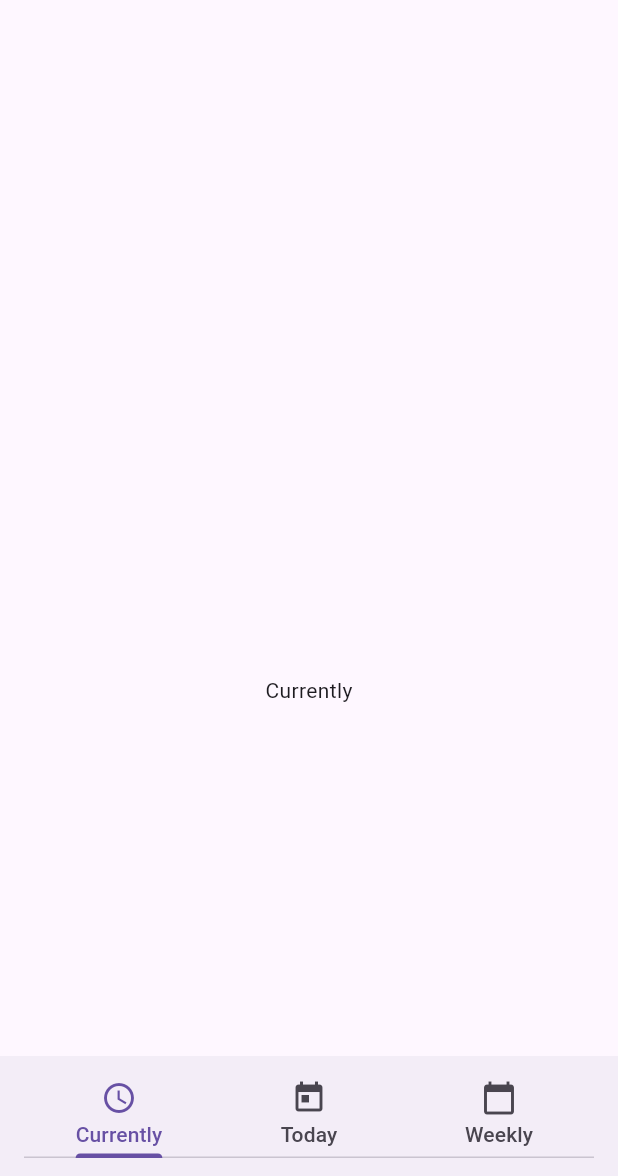
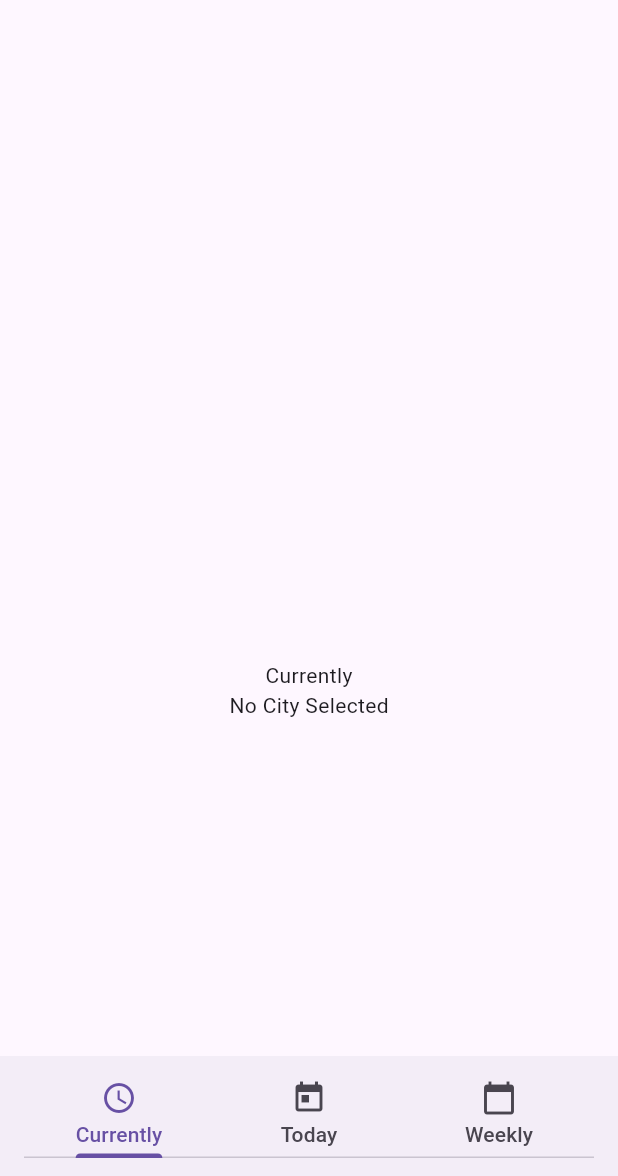
Before and after one commit to Balbeck/Mobile-Dart-Flutter, a Flutter app: the screen it shows after launch, on a phone screen of 412 x 824 dp, the part 60-1236 px from its top. Run offline on Flutter 3.47's test engine with Material 3 defaults, Android fonts, the phone set to English and light mode, and no system bars; our stand-ins replace geolocator, math_expressions.

Commit message:
feat: updates

```diff
--- a/mobileModule02/medium_weather_app/lib/main.dart
+++ b/mobileModule02/medium_weather_app/lib/main.dart
@@ -26,7 +26,7 @@ class Home extends StatefulWidget {
 }
 
 class _HomeState extends State<Home> {
-  String city = '';
+  String city = 'No City Selected';
 
   @override
   void initState() {
@@ -49,9 +49,11 @@ class _HomeState extends State<Home> {
         appBar: TopBar(
           onCitySelected: (selectedCity) {
             setState(() => city = selectedCity);
+            print('Selected City: $selectedCity');
           },
           onGeo: () async {
             String location = await LocationService.getLocation(context);
+            // String location = await LocationService.getCityByLocation(context);
             setState(() => city = location);
           },
         ),
--- a/mobileModule02/medium_weather_app/lib/services/location_service.dart
+++ b/mobileModule02/medium_weather_app/lib/services/location_service.dart
@@ -1,7 +1,10 @@
 import 'package:flutter/material.dart';
 import 'package:geolocator/geolocator.dart';
+import 'package:http/http.dart' as http;
+import 'dart:convert';
 
 class LocationService {
+  // Fct Geolocalisation -> coordonnees (latitude, longitude)
   static Future<String> getLocation(BuildContext context) async {
     LocationPermission permission = await Geolocator.checkPermission();
     if (permission == LocationPermission.denied) {
@@ -28,4 +31,50 @@ class LocationService {
     print('position: ${position.latitude}, ${position.longitude}');
     return '${position.latitude}, ${position.longitude}';
   }
+
+  // Fct get CityName by coordonnees (latitude, longitude)
+  static Future<String> getCityByCoordonates(
+    double latitude,
+    double longitude,
+  ) async {
+    try {
+      final url = Uri.parse(
+        'https://geocoding-api.open-meteo.com/v1/reverse?latitude=$latitude&longitude=$longitude&language=en&format=json',
+        // 'https://geocoding-api.open-meteo.com/v1/search?name=&latitude=$latitude&longitude=$longitude&count=1&language=en&format=json',
+      );
+      final response = await http.get(url);
+      if (response.statusCode == 200) {
+        final data = json.decode(response.body);
+        if (data['results'] != null && data['results'].isNotEmpty) {
+          final city = data['results'][0]['name'];
+          final region = city['results'][0]['admin1'] ?? 'N/A';
+          final country = data['results'][0]['country'];
+
+          // Debug
+          print(
+            'With coordonate($latitude, $longitude) \n-> City: $city, Region: $region, Country: $country',
+          );
+          return '$city, $region, $country';
+        }
+      }
+    } catch (e) {
+      print('Error fetching city: $e');
+    }
+    return 'Unknown location';
+  }
+
+  // static Future<String> getCityByLocation(BuildContext context) async {
+  //   String coords = await getLocation(context);
+  //   if (coords == 'No location') return coords;
+
+  //   List<String> parts = coords.split(',');
+  //   if (parts.length != 2) return 'Unknown location';
+
+  //   double? latitude = double.tryParse(parts[0].trim());
+  //   double? longitude = double.tryParse(parts[1].trim());
+  //   if (latitude == null || longitude == null) return 'Unknown location';
+
+  //   String city = await getCityByCoordonates(latitude, longitude);
+  //   return city;
+  // }
 }
```
